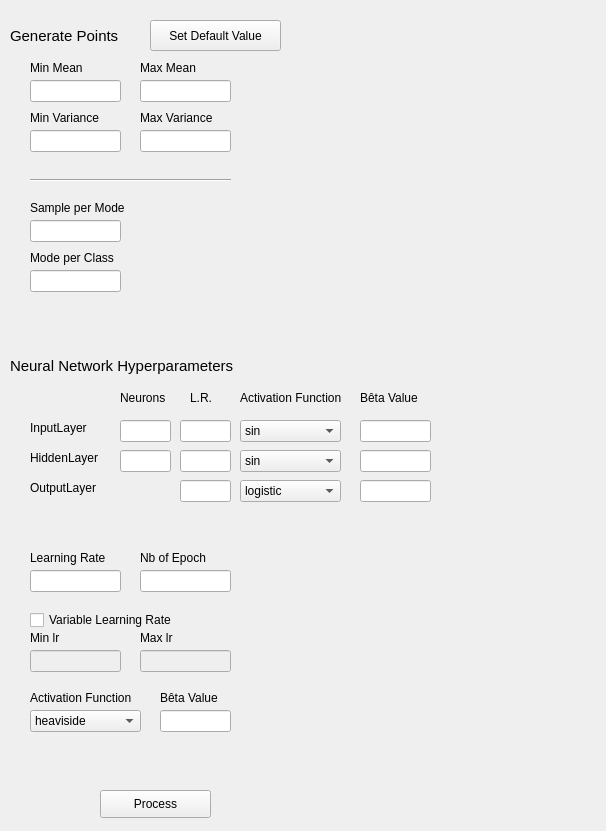
First picture: the form in Task3/Gui_plot.ui, repository SonTonyD/Lodz_IA_introduction, before the edit.
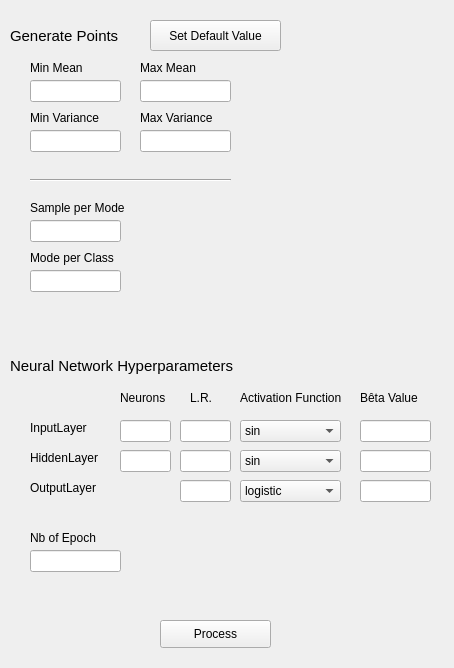
Second picture: the form after the edit.

Commit message: remove params related to the perceptron

Diff of the .ui file:
```diff
--- a/Task3/Gui_plot.ui
+++ b/Task3/Gui_plot.ui
@@ -6,8 +6,8 @@
    <rect>
     <x>0</x>
     <y>0</y>
-    <width>606</width>
-    <height>831</height>
+    <width>454</width>
+    <height>668</height>
    </rect>
   </property>
   <property name="windowTitle">
@@ -160,8 +160,8 @@
   <widget class="QPushButton" name="pushButton">
    <property name="geometry">
     <rect>
-     <x>100</x>
-     <y>790</y>
+     <x>160</x>
+     <y>620</y>
      <width>111</width>
      <height>28</height>
     </rect>
@@ -247,8 +247,8 @@
   <widget class="QLineEdit" name="lineEdit_nbOfEpoch">
    <property name="geometry">
     <rect>
-     <x>140</x>
-     <y>570</y>
+     <x>30</x>
+     <y>550</y>
      <width>91</width>
      <height>22</height>
     </rect>
@@ -257,8 +257,8 @@
   <widget class="QLabel" name="label_9">
    <property name="geometry">
     <rect>
-     <x>140</x>
-     <y>550</y>
+     <x>30</x>
+     <y>530</y>
      <width>71</width>
      <height>16</height>
     </rect>
@@ -267,178 +267,6 @@
     <string>Nb of Epoch</string>
    </property>
   </widget>
-  <widget class="QLineEdit" name="lineEdit_lr">
-   <property name="geometry">
-    <rect>
-     <x>30</x>
-     <y>570</y>
-     <width>91</width>
-     <height>22</height>
-    </rect>
-   </property>
-  </widget>
-  <widget class="QLabel" name="label_10">
-   <property name="geometry">
-    <rect>
-     <x>30</x>
-     <y>550</y>
-     <width>81</width>
-     <height>16</height>
-    </rect>
-   </property>
-   <property name="text">
-    <string>Learning Rate</string>
-   </property>
-  </widget>
-  <widget class="QComboBox" name="comboBoxActFunc">
-   <property name="geometry">
-    <rect>
-     <x>30</x>
-     <y>710</y>
-     <width>111</width>
-     <height>22</height>
-    </rect>
-   </property>
-   <property name="editable">
-    <bool>false</bool>
-   </property>
-   <item>
-    <property name="text">
-     <string>heaviside</string>
-    </property>
-   </item>
-   <item>
-    <property name="text">
-     <string>logistic</string>
-    </property>
-   </item>
-   <item>
-    <property name="text">
-     <string>sin</string>
-    </property>
-   </item>
-   <item>
-    <property name="text">
-     <string>tanh</string>
-    </property>
-   </item>
-   <item>
-    <property name="text">
-     <string>sign</string>
-    </property>
-   </item>
-   <item>
-    <property name="text">
-     <string>relu</string>
-    </property>
-   </item>
-   <item>
-    <property name="text">
-     <string>leaky relu</string>
-    </property>
-   </item>
-  </widget>
-  <widget class="QLabel" name="label_11">
-   <property name="geometry">
-    <rect>
-     <x>30</x>
-     <y>690</y>
-     <width>111</width>
-     <height>16</height>
-    </rect>
-   </property>
-   <property name="text">
-    <string>Activation Function</string>
-   </property>
-  </widget>
-  <widget class="QLineEdit" name="lineEdit_betaValue">
-   <property name="geometry">
-    <rect>
-     <x>160</x>
-     <y>710</y>
-     <width>71</width>
-     <height>22</height>
-    </rect>
-   </property>
-  </widget>
-  <widget class="QLabel" name="label_betaValue">
-   <property name="geometry">
-    <rect>
-     <x>160</x>
-     <y>690</y>
-     <width>71</width>
-     <height>16</height>
-    </rect>
-   </property>
-   <property name="text">
-    <string>Bêta Value</string>
-   </property>
-  </widget>
-  <widget class="QCheckBox" name="checkBox_variableLr">
-   <property name="geometry">
-    <rect>
-     <x>30</x>
-     <y>610</y>
-     <width>161</width>
-     <height>20</height>
-    </rect>
-   </property>
-   <property name="text">
-    <string>Variable Learning Rate</string>
-   </property>
-  </widget>
-  <widget class="QLineEdit" name="lineEdit_maxLr">
-   <property name="enabled">
-    <bool>false</bool>
-   </property>
-   <property name="geometry">
-    <rect>
-     <x>140</x>
-     <y>650</y>
-     <width>91</width>
-     <height>22</height>
-    </rect>
-   </property>
-  </widget>
-  <widget class="QLabel" name="label_maxLr">
-   <property name="geometry">
-    <rect>
-     <x>140</x>
-     <y>630</y>
-     <width>71</width>
-     <height>16</height>
-    </rect>
-   </property>
-   <property name="text">
-    <string>Max lr</string>
-   </property>
-  </widget>
-  <widget class="QLabel" name="label_minLr">
-   <property name="geometry">
-    <rect>
-     <x>30</x>
-     <y>630</y>
-     <width>81</width>
-     <height>16</height>
-    </rect>
-   </property>
-   <property name="text">
-    <string>Min lr</string>
-   </property>
-  </widget>
-  <widget class="QLineEdit" name="lineEdit_minLr">
-   <property name="enabled">
-    <bool>false</bool>
-   </property>
-   <property name="geometry">
-    <rect>
-     <x>30</x>
-     <y>650</y>
-     <width>91</width>
-     <height>22</height>
-    </rect>
-   </property>
-  </widget>
   <widget class="QLineEdit" name="lineEdit_nbNeuronsInput">
    <property name="geometry">
     <rect>
```
The commit also changes 1 other file.
